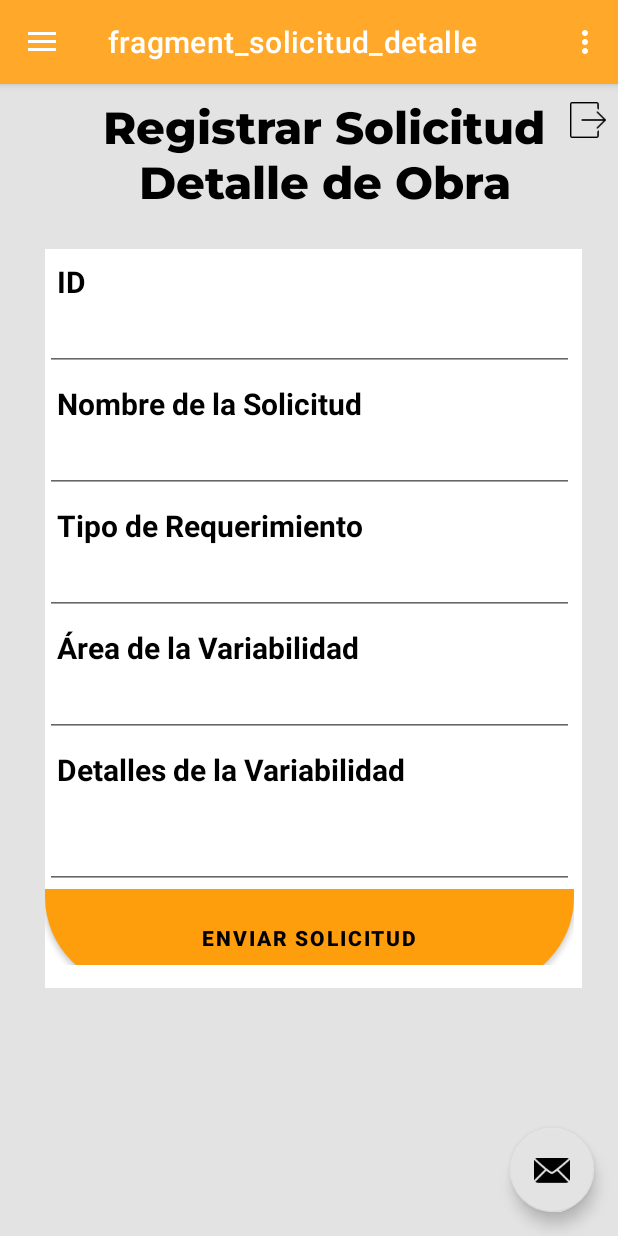
After one commit to RodolfoCuevasJimenez/Buldify, an Android app: the solicitudDetalleFragment screen opened through its navigation route, on a phone screen of 412 x 824 dp. The commit adds this screen. Run offline under Robolectric (Android 15) with nearby library versions, the phone set to English and light mode, and no system bars; our stand-ins replace Firebase (no records; nobody signed in at launch, a user with empty details on screens opened directly), navigation-ui.

Commit message:
Inclusión de navegación y fragments en duenno de la obra

```diff
--- /dev/null
+++ b/app/src/main/java/cr/una/buildify/solicitud_Detalle/SolicitudDetalleViewModel.kt
@@ -0,0 +1,7 @@
+package cr.una.buildify.solicitud_Detalle
+
+import androidx.lifecycle.ViewModel
+
+class SolicitudDetalleViewModel : ViewModel() {
+    // TODO: Implement the ViewModel
+}
--- /dev/null
+++ b/app/src/main/java/cr/una/buildify/solicitud_Detalle/solicitudDetalleFragment.kt
@@ -0,0 +1,127 @@
+package cr.una.buildify.solicitud_Detalle
+
+import androidx.lifecycle.ViewModelProvider
+import android.os.Bundle
+import androidx.fragment.app.Fragment
+import android.view.LayoutInflater
+import android.view.View
+import android.view.ViewGroup
+import android.widget.Button
+import android.widget.EditText
+import android.widget.Toast
+import androidx.navigation.Navigation
+import com.google.firebase.firestore.FirebaseFirestore
+import cr.una.buildify.R
+import cr.una.buildify.carga_archivos.btn_Documentos
+import cr.una.buildify.carga_archivos.btn_Preconstruccion
+import cr.una.buildify.databinding.FragmentCargarArchivosBinding
+import cr.una.buildify.databinding.FragmentSolicitudDetalleBinding
+import cr.una.buildify.ui.director_proyecto.DirectorProyectoMainViewModel
+import cr.una.buildify.ui.duenno_obra.DuennoObraMainViewModel
+
+class solicitudDetalleFragment : Fragment() {
+
+    private var _binding: FragmentSolicitudDetalleBinding? = null
+
+    // This property is only valid between onCreateView and
+    // onDestroyView.
+    private val binding get() = _binding!!
+
+    override fun onCreateView(
+        inflater: LayoutInflater,
+        container: ViewGroup?,
+        savedInstanceState: Bundle?
+    ): View {
+        val homeViewModel =
+            ViewModelProvider(this).get(DuennoObraMainViewModel::class.java)
+
+        _binding = FragmentSolicitudDetalleBinding.inflate(inflater, container, false)
+        val root: View = binding.root
+
+        return root
+    }
+
+    override fun onViewCreated(view: View, savedInstanceState: Bundle?) {
+        super.onViewCreated(view, savedInstanceState)
+        lateinit var btn_guardar: Button
+
+        lateinit var db: FirebaseFirestore
+
+        db = FirebaseFirestore.getInstance() //obtenemos instancia de BD
+
+
+
+//extraemos los datos del formulario
+
+        val idSolicitud = binding.etIdSolicitud
+        var nombreSolicitud = binding.etNombreSolicitud
+        var tipoSolicitud = binding.etTipoSolicitud
+        val areaSolicitud = binding.etAreaSolicitud
+        val detalleSolicitud = binding.etDetalleSolicitud
+        btn_guardar = binding.btnAddSolicitud
+
+        //fin extraer datos deñ formulario
+        btn_guardar.setOnClickListener(object : View.OnClickListener {
+            override fun onClick(v: View?) {
+                val id = idSolicitud.text.toString()
+                val nombre = nombreSolicitud.text.toString()
+                val tipo = tipoSolicitud.text.toString()
+                val area = areaSolicitud.text.toString()
+                val detail = detalleSolicitud.text.toString()
+
+                val datosAGuardar = hashMapOf(
+                    "id" to id,
+                    "nombre" to nombre,
+                    "tipo" to tipo,
+                    "area" to area,
+                    "detalle" to detail
+                )
+
+
+                val solicitud = solicitudDetalle(
+                    id, nombre, tipo,
+                    area, detail
+                )
+
+                // nombreSolicitud.setText(solicitud.area_solicitud)
+
+                db.collection("Solicitud_Detalle")
+                    .document(id.toString())
+                    .set(datosAGuardar)
+                    .addOnSuccessListener {
+
+                        Toast.makeText(
+                            context,
+                            "DATOS GUARDADOS CORRECTAMENTE",
+                            Toast.LENGTH_SHORT
+                        ).show()
+
+
+                        //iTextViewPrecio.text= serviciosList.get(2).total
+//limpia los datos
+                        idSolicitud.text.clear()
+                        nombreSolicitud.text.clear()
+                        tipoSolicitud.text.clear()
+                        areaSolicitud.text.clear()
+                        detalleSolicitud.text.clear()
+                    }
+                    .addOnFailureListener { exception ->
+                        Toast.makeText(
+                            context,
+                            "ERROR DATOS NO GUARDADOS ",
+                            Toast.LENGTH_SHORT
+                        ).show()
+
+                    }
+
+            }
+        })
+
+    }     //FIN LISTENER
+    override fun onDestroyView() {
+        super.onDestroyView()
+        _binding = null
+    }
+
+
+}
--- a/app/src/main/java/cr/una/buildify/ui/duenno_obra/Duenno_Obra_Main.kt
+++ b/app/src/main/java/cr/una/buildify/ui/duenno_obra/Duenno_Obra_Main.kt
@@ -6,6 +6,7 @@
 import android.view.LayoutInflater
 import android.view.View
 import android.view.ViewGroup
+import androidx.navigation.Navigation
 import cr.una.buildify.R
 import cr.una.buildify.databinding.FragmentDirectorProyectoMainBinding
 import cr.una.buildify.databinding.FragmentDuennoObraMainBinding
@@ -35,7 +36,25 @@
 
     override fun onViewCreated(view: View, savedInstanceState: Bundle?) {
         super.onViewCreated(view, savedInstanceState)
+        val crdServicios = binding.crdServiciosInd
+        crdServicios.setOnClickListener{
+            Navigation.findNavController(view).navigate(R.id.buscarServicioFragment3)
+        }
 
+        val crdSolicitud = binding.crdSolicitarDetalle
+        crdSolicitud.setOnClickListener{
+            Navigation.findNavController(view).navigate(R.id.solicitudDetalleFragment)
+        }
+
+        val crdTabla = binding.crdTablaCostos
+        crdTabla.setOnClickListener{
+            Navigation.findNavController(view).navigate(R.id.tablaCostosFragment2)
+        }
+
+        val crdIncidentes = binding.crdIncidentes
+        crdIncidentes.setOnClickListener{
+            Navigation.findNavController(view).navigate(R.id.visualizacion_inc_eva_obs_Fragment2)
+        }
 
     }
 
--- a/app/src/main/java/cr/una/buildify/ui/duenno_obra/Duenno_obra_drawer.kt
+++ b/app/src/main/java/cr/una/buildify/ui/duenno_obra/Duenno_obra_drawer.kt
@@ -38,7 +38,9 @@
         // menu should be considered as top level destinations.
         appBarConfiguration = AppBarConfiguration(
             setOf(
-                R.id.nav_home, R.id.nav_gallery, R.id.nav_slideshow , R.id.duenno_Obra_Main
+                R.id.duenno_Obra_Main,R.id.buscarServicioFragment3,R.id.cargar_Archivos_Fragment2,
+                R.id.solicitudDetalleFragment, R.id.tablaCostosFragment2,R.id.visualizacion_inc_eva_obs_Fragment2
+
             ), drawerLayout
         )
         setupActionBarWithNavController(navController, appBarConfiguration)
--- a/app/src/main/res/layout/fragment_duenno__obra__main.xml
+++ b/app/src/main/res/layout/fragment_duenno__obra__main.xml
@@ -54,7 +54,8 @@
             android:layout_marginBottom="15dp"
             android:background="#e3e3e3"
             app:cardCornerRadius="12dp"
-            app:cardElevation="12dp">
+            app:cardElevation="12dp"
+            android:id="@+id/crdServiciosInd">
 
             <LinearLayout
                 android:layout_width="match_parent"
@@ -81,7 +82,6 @@
         </androidx.cardview.widget.CardView>
 
         //Registrar documentos
-
         <androidx.cardview.widget.CardView
             android:layout_width="50dp"
             android:layout_height="50dp"
@@ -93,7 +93,8 @@
             android:layout_marginBottom="15dp"
             android:background="#e3e3e3"
             app:cardCornerRadius="12dp"
-            app:cardElevation="12dp">
+            app:cardElevation="12dp"
+            android:id="@+id/crdCargarArchivos">
 
             <LinearLayout
                 android:layout_width="match_parent"
@@ -132,7 +133,8 @@
             android:layout_marginBottom="15dp"
             android:background="#e3e3e3"
             app:cardCornerRadius="12dp"
-            app:cardElevation="12dp">
+            app:cardElevation="12dp"
+            android:id="@+id/crdSolicitarDetalle">
 
             <LinearLayout
                 android:layout_width="match_parent"
@@ -211,7 +213,8 @@
             android:layout_marginBottom="15dp"
             android:background="#e3e3e3"
             app:cardCornerRadius="12dp"
-            app:cardElevation="12dp">
+            app:cardElevation="12dp"
+            android:id="@+id/crdTablaCostos">
 
             <LinearLayout
                 android:layout_width="match_parent"
@@ -367,7 +370,8 @@
             android:layout_marginBottom="15dp"
             android:background="#e3e3e3"
             app:cardCornerRadius="12dp"
-            app:cardElevation="12dp">
+            app:cardElevation="12dp"
+            android:id="@+id/crdIncidentes">
 
             <LinearLayout
                 android:layout_width="match_parent"
--- /dev/null
+++ b/app/src/main/res/layout/fragment_solicitud_detalle.xml
@@ -0,0 +1,178 @@
+<?xml version="1.0" encoding="utf-8"?>
+<FrameLayout xmlns:android="http://schemas.android.com/apk/res/android"
+    xmlns:tools="http://schemas.android.com/tools"
+    android:layout_width="match_parent"
+    android:layout_height="match_parent"
+    xmlns:app="http://schemas.android.com/apk/res-auto"
+    android:background="@color/teal_200"
+    tools:context=".solicitud_Detalle.solicitudDetalleFragment">
+
+    <TextView
+        android:id="@+id/txtTitulosolicitud"
+        android:layout_width="wrap_content"
+        android:layout_height="wrap_content"
+        android:layout_marginLeft="20dp"
+        android:layout_marginTop="10dp"
+        android:gravity="center"
+        android:text="Registrar Solicitud Detalle de Obra"
+        android:textColor="@color/black"
+        android:textSize="30sp"
+        app:fontFamily="@font/montserrat_extrabold" />
+
+    <ImageView
+        android:id="@+id/btnCerrarSesion"
+        android:layout_width="24dp"
+        android:layout_height="28dp"
+        android:layout_marginLeft="380dp"
+        android:layout_marginTop="10dp"
+        app:srcCompat="@drawable/salir" />
+
+    <GridLayout
+        android:layout_width="match_parent"
+        android:layout_height="wrap_content"
+        android:layout_below="@+id/view_top"
+        android:layout_marginLeft="30dp"
+        android:layout_marginTop="110dp"
+        android:layout_marginRight="24dp"
+        android:background="@color/white"
+        android:columnCount="2"
+        android:rowCount="5">
+
+        //Crear Proyectos
+
+        <androidx.cardview.widget.CardView
+            android:layout_width="50dp"
+            android:layout_height="wrap_content"
+            android:layout_row="0"
+            android:layout_rowWeight="1"
+            android:layout_column="0"
+            android:layout_columnWeight="1"
+            android:layout_marginRight="5dp"
+            android:layout_marginBottom="15dp"
+            android:background="@color/white"
+            app:cardCornerRadius="12dp"
+            app:cardElevation="0dp">
+
+            <LinearLayout
+                android:layout_width="match_parent"
+                android:layout_height="477dp"
+                android:background="@color/white"
+                android:gravity="center"
+                android:orientation="vertical">
+
+
+                <TextView
+                    android:layout_width="match_parent"
+                    android:layout_height="wrap_content"
+                    android:padding="8dp"
+                    android:text="ID"
+                    android:textColor="#000000"
+                    android:textSize="20sp"
+                    android:textStyle="bold" />
+
+                <EditText
+                    android:id="@+id/et_id_solicitud"
+                    android:layout_width="match_parent"
+                    android:layout_height="wrap_content"
+                    android:padding="8dp"
+                    android:textColor="@color/black"
+
+                    android:textSize="16sp" />
+
+                <TextView
+                    android:layout_width="match_parent"
+                    android:layout_height="wrap_content"
+                    android:padding="8dp"
+                    android:text="Nombre de la Solicitud"
+                    android:textColor="#000000"
+                    android:textSize="20sp"
+                    android:textStyle="bold" />
+
+                <EditText
+                    android:id="@+id/et_nombre_solicitud"
+                    android:layout_width="match_parent"
+                    android:layout_height="wrap_content"
+                    android:padding="8dp"
+                    android:textColor="@color/black"
+
+                    android:textSize="16sp" />
+
+                <TextView
+                    android:layout_width="match_parent"
+                    android:layout_height="wrap_content"
+                    android:padding="8dp"
+                    android:text="Tipo de Requerimiento"
+                    android:textColor="#000000"
+                    android:textSize="20sp"
+                    android:textStyle="bold" />
+
+                <EditText
+                    android:id="@+id/et_tipo_solicitud"
+                    android:layout_width="match_parent"
+                    android:layout_height="wrap_content"
+                    android:padding="8dp"
+                    android:textColor="@color/black"
+
+                    android:textSize="16sp" />
+
+                <TextView
+                    android:layout_width="match_parent"
+                    android:layout_height="wrap_content"
+                    android:padding="8dp"
+                    android:text="Área de la Variabilidad"
+                    android:textColor="#000000"
+                    android:textSize="20sp"
+                    android:textStyle="bold" />
+
+                <EditText
+                    android:id="@+id/et_area_solicitud"
+                    android:layout_width="match_parent"
+                    android:layout_height="wrap_content"
+                    android:padding="8dp"
+                    android:textColor="@color/black"
+
+                    android:textSize="16sp" />
+
+                <TextView
+                    android:layout_width="match_parent"
+                    android:layout_height="wrap_content"
+                    android:padding="8dp"
+                    android:text="Detalles de la Variabilidad"
+                    android:textColor="#000000"
+                    android:textSize="20sp"
+                    android:textStyle="bold" />
+
+                <EditText
+                    android:id="@+id/et_detalle_solicitud"
+                    android:layout_width="match_parent"
+                    android:layout_height="58dp"
+                    android:padding="8dp"
+                    android:textColor="@color/black"
+
+                    android:textSize="16sp" />
+
+                <LinearLayout
+                    android:layout_width="match_parent"
+                    android:layout_height="wrap_content"
+                    android:background="@color/white"
+                    android:orientation="vertical">
+
+                    <Button
+                        android:id="@+id/btn_add_solicitud"
+                        android:layout_width="match_parent"
+                        android:layout_height="65dp"
+                        android:background="@drawable/background_view"
+                        android:text="Enviar Solicitud"
+                        android:textColor="#000000"
+                        android:textSize="14sp"
+                        android:textStyle="bold"
+                        app:backgroundTint="@color/iconoapp_background" />
+                </LinearLayout>
+
+            </LinearLayout>
+        </androidx.cardview.widget.CardView>
+
+
+    </GridLayout>
+
+</FrameLayout>
--- a/app/src/main/res/menu/activity_duenno_obra.xml
+++ b/app/src/main/res/menu/activity_duenno_obra.xml
@@ -6,17 +6,17 @@
     <group android:checkableBehavior="single">
 
         <item
-            android:id="@+id/nav_servicios_independientes"
+            android:id="@+id/buscarServicioFragment3"
             android:icon="@drawable/serviciosindependientes"
             android:title="Servicios Independientes" />
 
         <item
-            android:id="@+id/nav_registrar_documentos"
+            android:id="@+id/cargar_Archivos_Fragment2"
             android:icon="@drawable/nuevodocumento"
             android:title="Registrar Documentos" />
 
         <item
-            android:id="@+id/nav_solicitar_detalles"
+            android:id="@+id/solicitudDetalleFragment"
             android:icon="@drawable/detalleobra"
             android:title="Solicitar Detalle Obra" />
 
@@ -26,7 +26,7 @@
             android:title="Visualizar Cronograma" />
 
         <item
-            android:id="@+id/nav_visualizar_tabla_costos"
+            android:id="@+id/tablaCostosFragment2"
             android:icon="@drawable/tablacostos"
             android:title="Visualizar Tabla Costos" />
 
@@ -46,7 +46,7 @@
             android:title="Registrar Personal" />
 
         <item
-            android:id="@+id/nav_incidentes"
+            android:id="@+id/visualizacion_inc_eva_obs_Fragment2"
             android:icon="@drawable/incidentes"
             android:title="Gestión de Incidentes" />
 
--- a/app/src/main/res/navigation/duenno_obra_navigation.xml
+++ b/app/src/main/res/navigation/duenno_obra_navigation.xml
@@ -9,5 +9,38 @@
         android:id="@+id/duenno_Obra_Main"
         android:name="cr.una.buildify.ui.duenno_obra.Duenno_Obra_Main"
         android:label="fragment_duenno__obra__main"
-        tools:layout="@layout/fragment_duenno__obra__main" />
+        tools:layout="@layout/fragment_duenno__obra__main" >
+        <action
+            android:id="@+id/action_duenno_Obra_Main_to_buscarServicioFragment3"
+            app:destination="@id/buscarServicioFragment3" />
+        <action
+            android:id="@+id/action_duenno_Obra_Main_to_solicitudDetalleFragment"
+            app:destination="@id/solicitudDetalleFragment" />
+        <action
+            android:id="@+id/action_duenno_Obra_Main_to_tablaCostosFragment2"
+            app:destination="@id/tablaCostosFragment2" />
+        <action
+            android:id="@+id/action_duenno_Obra_Main_to_visualizacion_inc_eva_obs_Fragment2"
+            app:destination="@id/visualizacion_inc_eva_obs_Fragment2" />
+    </fragment>
+    <fragment
+        android:id="@+id/buscarServicioFragment3"
+        android:name="cr.una.buildify.servicios.buscarServicioFragment"
+        android:label="fragment_buscar_servicio"
+        tools:layout="@layout/fragment_buscar_servicio" />
+    <fragment
+        android:id="@+id/solicitudDetalleFragment"
+        android:name="cr.una.buildify.solicitud_Detalle.solicitudDetalleFragment"
+        android:label="fragment_solicitud_detalle"
+        tools:layout="@layout/fragment_solicitud_detalle" />
+    <fragment
+        android:id="@+id/tablaCostosFragment2"
+        android:name="cr.una.buildify.tabla_costo.tablaCostosFragment"
+        android:label="fragment_tabla_costos"
+        tools:layout="@layout/fragment_tabla_costos" />
+    <fragment
+        android:id="@+id/visualizacion_inc_eva_obs_Fragment2"
+        android:name="cr.una.buildify.visualizacionInc_eva_obs.Visualizacion_inc_eva_obs_Fragment"
+        android:label="fragment_visualizacion_inc_eva_obs_"
+        tools:layout="@layout/fragment_visualizacion_inc_eva_obs_" />
 </navigation>
```
